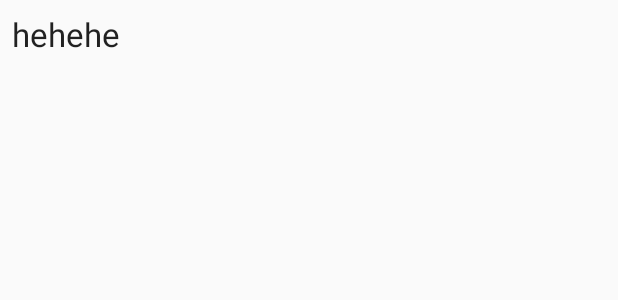
After one commit to hftor/AudioPlayer, an Android app: the layout activity_main_menu.xml on its own in the app's theme, with its tools: preview values and no code run, on a phone screen of 412 x 824 dp. The commit adds this screen. Shown: the top 300 px of the screen. Run offline under Robolectric (Android 15) with nearby library versions, the phone set to English and light mode, and no system bars.

Commit message:
Adds mainMenu activity.

```diff
--- a/app/src/main/AndroidManifest.xml
+++ b/app/src/main/AndroidManifest.xml
@@ -3,7 +3,7 @@
     package="com.test.audioplayer">
 
     <uses-permission android:name="android.permission.READ_EXTERNAL_STORAGE" />
-    <uses-permission android:name="android.permission.INTERNET"/>
+    <uses-permission android:name="android.permission.INTERNET" />
 
     <application
         android:allowBackup="true"
@@ -16,13 +16,19 @@
             android:name=".MainActivity"
             android:label="@string/MainActivityLabel"
             android:theme="@style/AppTheme.NoActionBar">
+
+        </activity>
+        <activity
+            android:name=".ui.player.PlayerActivity"
+            android:label="@string/PlayerActivityLabel">
+
+        </activity>
+        <activity android:name=".ui.mainMenu.MainMenuActivity">
             <intent-filter>
                 <action android:name="android.intent.action.MAIN" />
                 <category android:name="android.intent.category.LAUNCHER" />
             </intent-filter>
         </activity>
-        <activity android:name=".ui.player.PlayerActivity"
-                  android:label="@string/PlayerActivityLabel">
-        </activity>
     </application>
+
 </manifest>
--- /dev/null
+++ b/app/src/main/java/com/test/audioplayer/ui/mainMenu/MainMenuActivity.kt
@@ -0,0 +1,30 @@
+package com.test.audioplayer.ui.mainMenu
+
+import android.media.MediaPlayer
+import android.support.v7.app.AppCompatActivity
+import android.os.Bundle
+import com.mtechviral.mplaylib.MusicFinder
+import com.test.audioplayer.R
+import org.jetbrains.anko.ctx
+
+class MainMenuActivity : AppCompatActivity() {
+
+    protected lateinit var vm : MainMenuViewModel
+
+    override fun onCreate(savedInstanceState: Bundle?) {
+        super.onCreate(savedInstanceState)
+        setContentView(R.layout.activity_main_menu)
+
+        kotlinx.coroutines.experimental.async {
+            var songJob = kotlinx.coroutines.experimental.async {
+                val songFinder = MusicFinder(contentResolver)
+                songFinder.prepare()
+                songFinder.allSongs
+            }
+
+            vm.player.songs = songJob.await()
+            //initializePlayer()
+            //initializeButtons()
+        }
+    }
+}
--- /dev/null
+++ b/app/src/main/java/com/test/audioplayer/ui/mainMenu/MainMenuViewModel.kt
@@ -0,0 +1,13 @@
+package com.test.audioplayer.ui.mainMenu
+
+import android.arch.lifecycle.ViewModel
+import android.media.MediaPlayer
+import com.test.audioplayer.data.Player
+
+/**
+ * Created by hafthorg on 19/11/2018.
+ */
+class MainMenuViewModel : ViewModel() {
+
+    var player : Player = Player(MediaPlayer())
+}
--- /dev/null
+++ b/app/src/main/java/com/test/audioplayer/ui/mainMenu/MainMenuViewModelFactory.kt
@@ -0,0 +1,15 @@
+package com.test.audioplayer.ui.mainMenu
+
+import android.arch.lifecycle.ViewModel
+import android.arch.lifecycle.ViewModelProvider
+
+/**
+ * Created by hafthorg on 19/11/2018.
+ */
+class MainMenuViewModelFactory
+    : ViewModelProvider.NewInstanceFactory(){
+
+    override fun <T : ViewModel?> create(modelClass: Class<T>): T {
+        return MainMenuViewModel() as T
+    }
+}
--- /dev/null
+++ b/app/src/main/res/layout/activity_main_menu.xml
@@ -0,0 +1,29 @@
+<?xml version="1.0" encoding="utf-8"?>
+<layout xmlns:android="http://schemas.android.com/apk/res/android"
+    xmlns:app="http://schemas.android.com/apk/res-auto"
+    xmlns:tools="http://schemas.android.com/tools">
+    <android.support.constraint.ConstraintLayout
+        android:layout_width="match_parent"
+        android:layout_height="match_parent">
+    <TextView
+        android:id="@+id/songArtist"
+        android:layout_width="match_parent"
+        android:layout_height="46dp"
+        android:layout_marginBottom="8dp"
+        android:layout_marginEnd="8dp"
+        android:layout_marginStart="8dp"
+        android:layout_marginTop="8dp"
+        android:scrollbars="vertical"
+        android:textAppearance="@style/TextAppearance.AppCompat.Large"
+        app:layout_constraintBottom_toBottomOf="parent"
+        app:layout_constraintEnd_toEndOf="parent"
+        app:layout_constraintHeight_percent="0.55"
+        app:layout_constraintHorizontal_bias="0.0"
+        app:layout_constraintStart_toStartOf="parent"
+        app:layout_constraintTop_toTopOf="parent"
+        app:layout_constraintVertical_bias="0.0"
+
+        android:text="hehehe" />
+    </android.support.constraint.ConstraintLayout>
+
+</layout>
```
Also changed, not shown: app/src/main/java/com/test/audioplayer/MainActivity.kt (+0 -1 lines).
